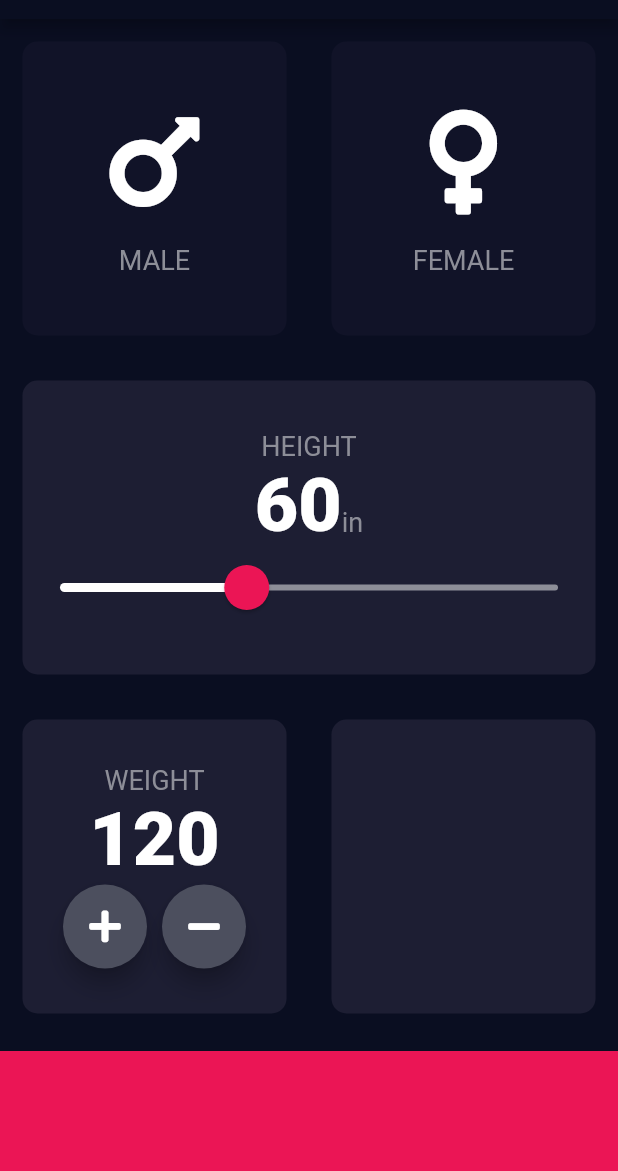
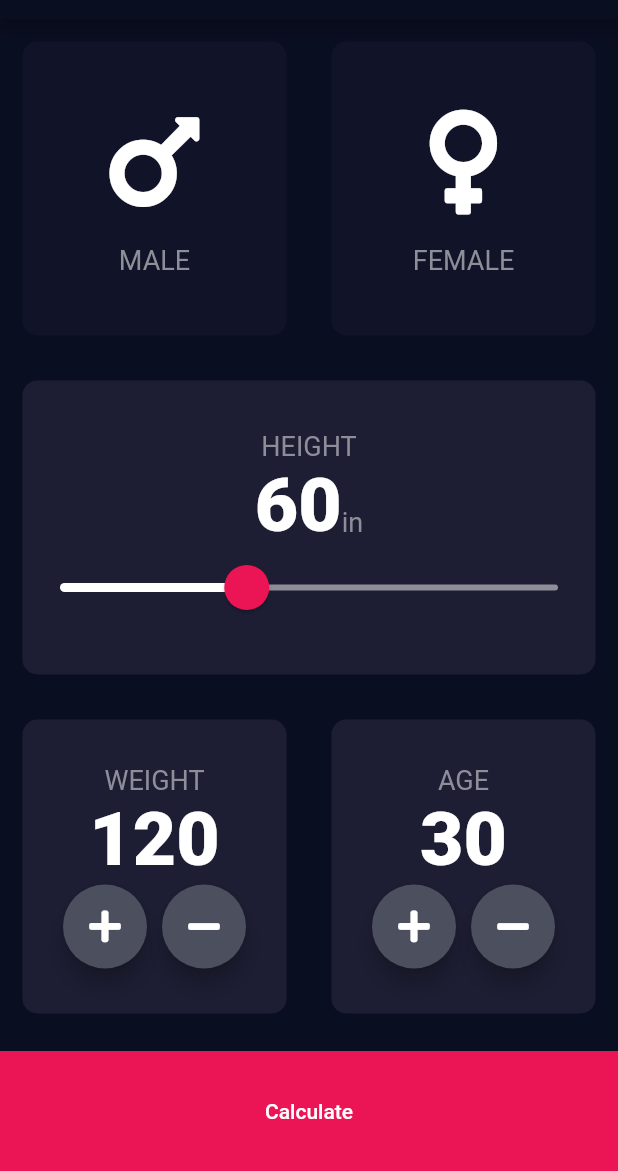
Before and after one commit to rgarbi/flutter_course_first_app, a Flutter app: the screen it shows after launch, on a phone screen of 412 x 824 dp, the part 65-1236 px from its top. Run offline on Flutter 3.47's test engine with Material 2 defaults, Android fonts, the phone set to English and light mode, and no system bars; our stand-ins replace audioplayers, font_awesome_flutter, rflutter_alert.

Commit message:
add a new card impl

```diff
--- a/bmi_calculator/lib/input_page.dart
+++ b/bmi_calculator/lib/input_page.dart
@@ -18,6 +18,7 @@ enum Gender {
 class _InputPageState extends State<InputPage> {
   int height = 60;
   int weight = 120;
+  int age = 30;
 
   bool isMaleButtonActive = false;
   bool isFemaleButtonActive = false;
@@ -169,6 +170,11 @@ class _InputPageState extends State<InputPage> {
                                     ++weight;
                                   });
                                 },
+                                onLongPress: () {
+                                  setState(() {
+                                    weight = weight + 10;
+                                  });
+                                },
                               ),
                               SizedBox(
                                 width: 10.0,
@@ -178,6 +184,11 @@ class _InputPageState extends State<InputPage> {
                                 onPressed: () {
                                   setState(() {
                                     --weight;
+                                  });
+                                },
+                                onLongPress: () {
+                                  setState(() {
+                                    weight = weight - 10;
                                   });
                                 },
                               ),
@@ -191,6 +202,53 @@ class _InputPageState extends State<InputPage> {
                     child: ReusableCard(
                       onTapFunction: () {},
                       isActive: true,
+                      child: Column(
+                        mainAxisAlignment: MainAxisAlignment.center,
+                        children: <Widget>[
+                          Text(
+                            'AGE',
+                            style: kLabelTextStyle,
+                          ),
+                          Text(
+                            age.toString(),
+                            style: kLargeTextStyle,
+                          ),
+                          Row(
+                            mainAxisAlignment: MainAxisAlignment.center,
+                            children: [
+                              RoundIconButton(
+                                icon: FontAwesomeIcons.plus,
+                                onPressed: () {
+                                  setState(() {
+                                    ++age;
+                                  });
+                                },
+                                onLongPress: () {
+                                  setState(() {
+                                    age = age + 10;
+                                  });
+                                },
+                              ),
+                              SizedBox(
+                                width: 10.0,
+                              ),
+                              RoundIconButton(
+                                icon: FontAwesomeIcons.minus,
+                                onPressed: () {
+                                  setState(() {
+                                    --age;
+                                  });
+                                },
+                                onLongPress: () {
+                                  setState(() {
+                                    age = age - 10;
+                                  });
+                                },
+                              ),
+                            ],
+                          ),
+                        ],
+                      ),
                     ),
                   ),
                 ],
@@ -201,7 +259,12 @@ class _InputPageState extends State<InputPage> {
                 margin: EdgeInsets.only(top: 10),
                 width: double.infinity,
                 height: kBottomContainerHeight,
-            )
+                child: FlatButton(
+                  child: Text('Calculate'),
+                  onPressed: () {
+                    print('wat');
+                  },
+                ))
           ],
         ),
       ),
@@ -212,13 +275,15 @@ class _InputPageState extends State<InputPage> {
 class RoundIconButton extends StatelessWidget {
   final IconData icon;
   final Function onPressed;
+  final Function onLongPress;
 
-  RoundIconButton({this.icon, this.onPressed});
+  RoundIconButton({this.icon, this.onPressed, this.onLongPress});
 
   @override
   Widget build(BuildContext context) {
     return RawMaterialButton(
       onPressed: onPressed,
+      onLongPress: onLongPress,
       shape: CircleBorder(),
       fillColor: Color(0xFF4C4F5E),
       constraints: BoxConstraints.tightFor(width: 56.0, height: 56.0),
```
Lines whose indentation alone changed are shown as unchanged.
